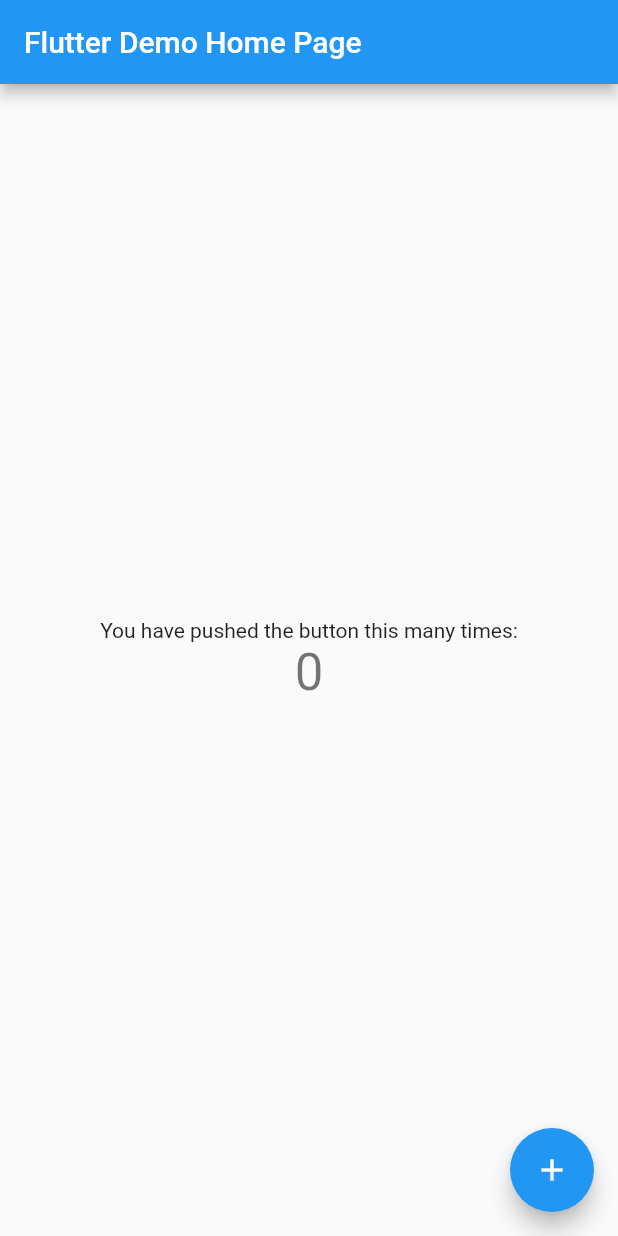
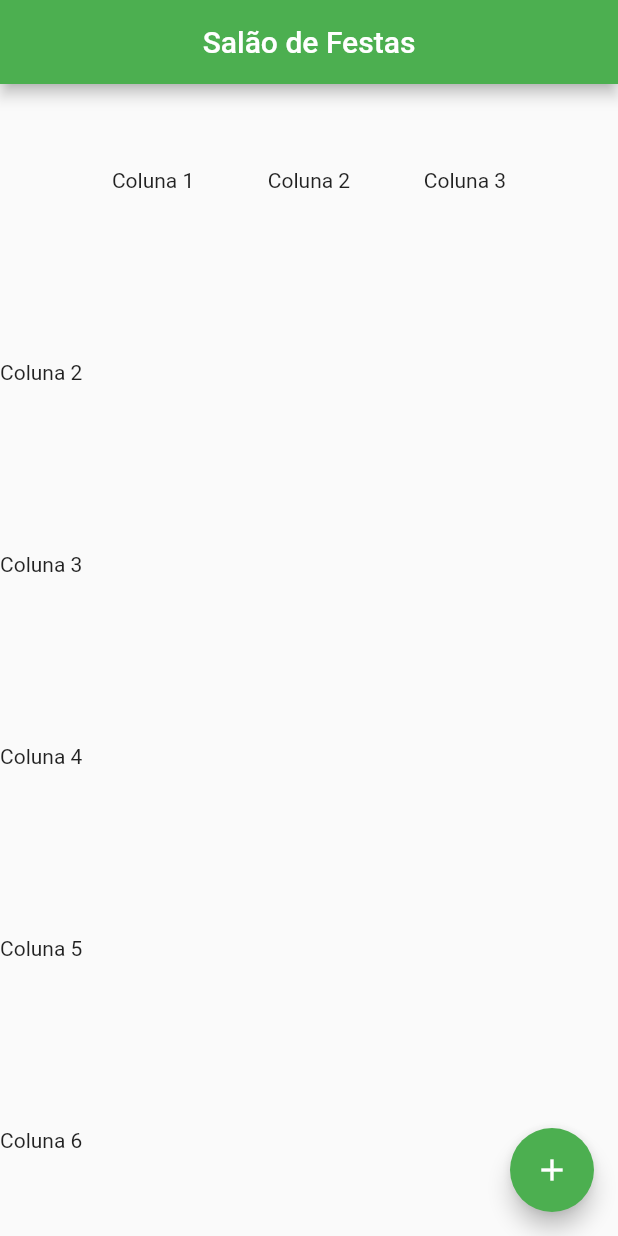
Before and after one commit to avitu/salao_de_festas, a Flutter app: the screen it shows after launch, on a phone screen of 412 x 824 dp. Run offline on Flutter 3.47's test engine with Material 2 defaults, Android fonts, the phone set to English and light mode, and no system bars.

Commit message:
Start Commit!

```diff
--- a/lib/main.dart
+++ b/lib/main.dart
@@ -2,5 +2,5 @@
 import 'screens/telainicial.dart';
 
 void main() {
-  runApp(const MyApp());
+  runApp(const TelaInicial());
 }
--- a/lib/screens/telainicial.dart
+++ b/lib/screens/telainicial.dart
@@ -1,20 +1,20 @@
 import 'package:flutter/material.dart';
 
 
-class MyApp extends StatelessWidget {
-  const MyApp({Key? key}) : super(key: key);
+class TelaInicial extends StatelessWidget {
+  const TelaInicial ({Key? key}) : super(key: key);
 
   // This widget is the root of your application.
   @override
   Widget build(BuildContext context) {
     return MaterialApp(
       debugShowCheckedModeBanner: false,
-      title: 'Flutter Demo',
+      title: 'Salão de Festas',
       theme: ThemeData(
 
-        primarySwatch: Colors.blue,
+        primarySwatch: Colors.green,
       ),
-      home: const MyHomePage(title: 'Flutter Demo Home Page'),
+      home: const MyHomePage(title: 'Salão de Festas'),
     );
   }
 }
@@ -38,6 +38,7 @@
     });
   }
 
+
   @override
   Widget build(BuildContext context) {
 
@@ -46,20 +47,49 @@
         // Here we take the value from the MyHomePage object that was created by
         // the App.build method, and use it to set our appbar title.
         title: Text(widget.title),
+        centerTitle: true,
       ),
-      body: Center(
+      body: Container(
+        alignment: Alignment.center,
         // Center is a layout widget. It takes a single child and positions it
         // in the middle of the parent.
         child: Column(
-
-          mainAxisAlignment: MainAxisAlignment.center,
-          children: <Widget>[
-            const Text(
-              'You have pushed the button this many times:',
+          mainAxisAlignment: MainAxisAlignment.spaceAround,
+          children: [
+            Row(
+              mainAxisAlignment: MainAxisAlignment.spaceAround,
+              children: [
+                const SizedBox(width: 1),
+                Text("Coluna 1"),
+                Text("Coluna 2"),
+                Text("Coluna 3"),
+                const SizedBox(width: 1),
+              ],
             ),
-            Text(
-              '$_counter',
-              style: Theme.of(context).textTheme.headline4,
+            Row(
+              children: [
+                Text("Coluna 2"),
+              ],
+            ),
+            Row(
+              children: [
+                Text("Coluna 3"),
+              ],
+            ),
+            Row(
+              children: [
+                Text("Coluna 4"),
+              ],
+            ),
+            Row(
+              children: [
+                Text("Coluna 5"),
+              ],
+            ),
+            Row(
+              children: [
+                Text("Coluna 6"),
+              ],
             ),
           ],
         ),
```
Also changed, not shown: lib/screens/teladealuguel.dart (added), 1 other file.
